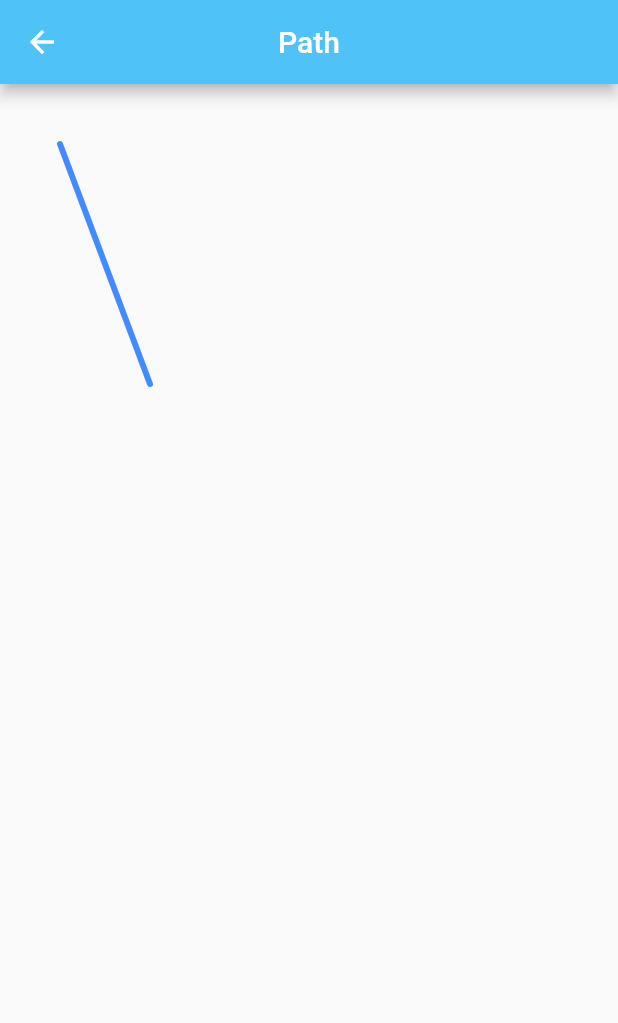
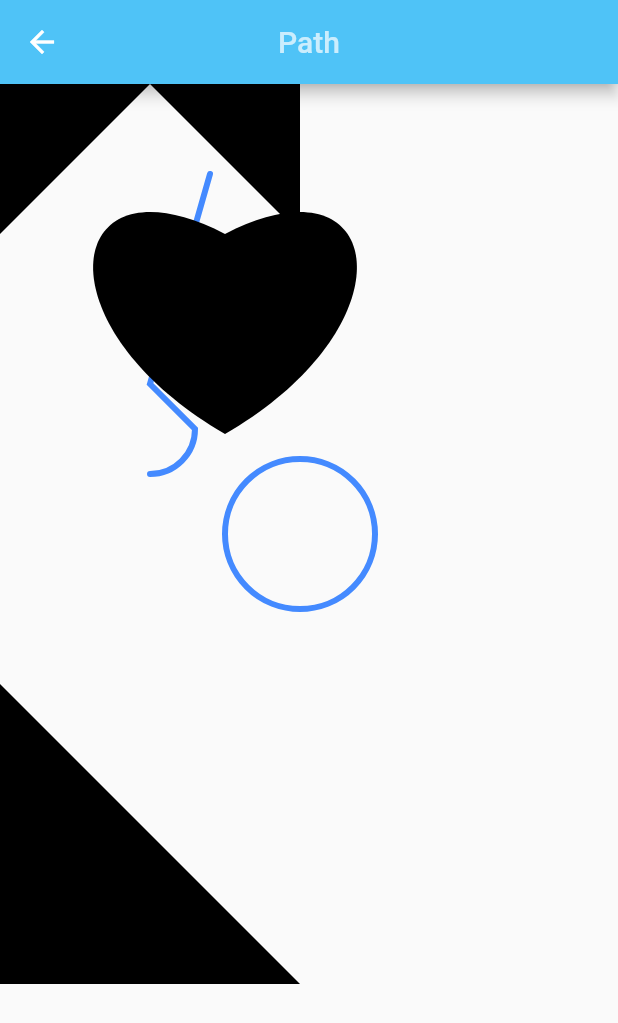
Before and after one commit to Yothon/YFlutter, a Flutter app: the ViewPage screen opened directly, after a tap on "Path", on a phone screen of 412 x 824 dp. Shown: the top 1023 px of the screen. Run offline on Flutter 3.47's test engine with Material 2 defaults, Android fonts, the phone set to English and light mode, and no system bars; our stand-ins replace dio, shared_preferences, sqflite; accounts and stored records are empty; network calls fail.

Commit message:
branch1 commit

```diff
--- a/lib/DrawLinePage.dart
+++ b/lib/DrawLinePage.dart
@@ -1,62 +1,146 @@
+import 'dart:async';
+
 import 'package:flutter/material.dart';
 import 'package:flutter/widgets.dart';
+import 'package:flutter/rendering.dart' as ui;
+import 'package:flutter/services.dart' as ui;
+import 'package:flutter/widgets.dart' as ui;
+import 'package:flutter/material.dart' as ui;
+import 'package:flutter/painting.dart' as ui;
+import 'dart:ui' as flutterui;
 
-class DrawLinePage extends StatelessWidget{
-
+class DrawLinePage extends StatelessWidget {
   @override
   Widget build(BuildContext context) {
-    // TODO: implement build
     return Scaffold(
       appBar: AppBar(
-        title: Text("Path",style: TextStyle(color: Colors.white),),
+        title: Text(
+          "Path",
+          style: TextStyle(color: Colors.white70),
+        ),
         centerTitle: true,
         iconTheme: IconThemeData(color: Colors.white),
       ),
       body: DrawLineState(),
     );
   }
-
 }
 
-class DrawLineState extends StatefulWidget{
+class DrawLineState extends StatefulWidget {
   @override
   State<StatefulWidget> createState() {
     return DrawLineItem();
   }
-
 }
 
-class DrawLineItem extends State<DrawLineState>{
+class DrawLineItem extends State<DrawLineState> {
+  var image;
+  @override
+  void initState() {
+    super.initState();
+    ImageLoader.load("images/bg.jpg").then((image){
+      setState(() {
+        this.image =image;
+      });
+    });
+  }
 
   @override
   Widget build(BuildContext context) {
-    return Container(
-      child: CustomPaint(painter: DrawLineView())
-    );
+    return Container(child: CustomPaint(painter: DrawLineView(image)));
   }
-
 }
 
+class DrawLineView extends CustomPainter {
+  var image;
 
-class DrawLineView extends CustomPainter{
+  DrawLineView(this.image);
+
   Paint _paint = Paint()
     ..isAntiAlias = true
     ..strokeWidth = 4.0
     ..style = PaintingStyle.stroke
-    ..color = Colors.blueAccent
-    ..strokeCap = StrokeCap.round;
+    ..strokeCap = StrokeCap.round
+    ..color = Colors.blueAccent;
+
+    Paint _paint2 = Paint()
+    ..isAntiAlias = true
+    ..strokeWidth = 4.0
+    ..style = PaintingStyle.fill
+    ..strokeCap = StrokeCap.round
+    ..color = Colors.black;
 
   @override
   void paint(Canvas canvas, Size size) {
     Path path = Path();
-    path.moveTo(40, 40);
+    path.moveTo(140, 40);
+    path.relativeMoveTo(0, 20);
     path.lineTo(100, 200);
+    path.relativeLineTo(30, 30);
+    Rect rect = Rect.fromCircle(
+        center: Offset(path.getBounds().left, path.getBounds().bottom),
+        radius: 30);
+    path.arcTo(rect, 0, 3.1415926 / 2, false);
     canvas.drawPath(path, _paint);
+    Path path3 =Path();
+    var width = 300;
+    var height = 400;
+    path3.moveTo(width / 2, height / 4);
+    path3.cubicTo((width * 6) / 7, height / 9, (width * 12) / 13,
+        (height * 2) / 5, width / 2, (height * 7) / 12);
+    canvas.drawPath(path3, _paint2);
+    Path path2 = Path();
+    path2.moveTo(width / 2, height / 4);
+    path2.cubicTo(width / 7, height / 9, width / 13, (height * 2) / 5,
+        width / 2, (height * 7) / 12);
+    canvas.drawPath(path2, _paint2);
+
+    Path path4 =Path();
+    path4.lineTo(100, 0);
+    path4.lineTo(0, 100);
+    path4.close();
+    canvas.drawPath(path4, _paint2);
+    Path path5 =Path();
+    path5.moveTo(200,0);
+    path5.lineTo(200, 100);
+    path5.lineTo(100, 0);
+    path5.close();
+    canvas.drawPath(path5, _paint2);
+    Path path6 =Path();
+    path6.moveTo(0, 400);
+    path6.lineTo(0, 600);
+    path6.lineTo(200, 600);
+    path6.close();
+    canvas.drawPath(path6, _paint2);
+    Path path7 =Path();
+    path7.arcTo(Rect.fromCircle(center:Offset(200, 300),radius: 50), 0, 3.1415926*2, false);
+    canvas.drawPath(path7, _paint);
+    // canvas.drawImage(image, Offset(100, 100), _paint);
+
   }
 
   @override
   bool shouldRepaint(CustomPainter oldDelegate) {
     return false;
   }
+}
 
+
+class ImageLoader{
+  static ui.AssetBundle getAssetBundle() => (ui.rootBundle != null)
+      ? ui.rootBundle
+      : new ui.NetworkAssetBundle(new Uri.directory(Uri.base.origin));
+  static Future<flutterui.Image> load(String url) async {
+    ui.ImageStream stream = new ui.AssetImage(url, bundle: getAssetBundle())
+        .resolve(ui.ImageConfiguration.empty);
+    Completer<flutterui.Image> completer = new Completer<flutterui.Image>();
+    void listener(ui.ImageInfo frame, bool synchronousCall) {
+      final flutterui.Image image = frame.image;
+      completer.complete(image);
+      stream.removeListener(listener);
+    }
+
+    stream.addListener(listener);
+    return completer.future;
+  }
 }
--- a/lib/ViewPage.dart
+++ b/lib/ViewPage.dart
@@ -3,21 +3,23 @@ import 'dart:ui';
 import 'package:flutter/material.dart';
 import 'package:flutter/widgets.dart';
 import 'package:flutter_app/DrawLinePage.dart';
+import 'package:flutter_app/LabelPage.dart';
 
 class ViewPage extends StatelessWidget {
-
   @override
   Widget build(BuildContext context) {
     return Scaffold(
       appBar: AppBar(
-        title: Text("View", style: TextStyle(color: Colors.white),),
+        title: Text(
+          "View",
+          style: TextStyle(color: Colors.white),
+        ),
         centerTitle: true,
         iconTheme: IconThemeData(color: Colors.white),
       ),
       body: ViewState(),
     );
   }
-
 }
 
 class ViewState extends StatefulWidget {
@@ -25,11 +27,9 @@ class ViewState extends StatefulWidget {
   State<StatefulWidget> createState() {
     return ViewItem();
   }
-
 }
 
 class ViewItem extends State<ViewState> {
-
   @override
   Widget build(BuildContext context) {
     return Stack(
@@ -38,18 +38,29 @@ class ViewItem extends State<ViewState> {
           margin: EdgeInsets.all(40),
           child: CustomPaint(painter: MyView()),
         ),
-        RaisedButton(onPressed: () {
-          Navigator.of(context).push(
-              MaterialPageRoute(builder: (context) => DrawLinePage()));
-        }, child: Text("Path"),)
+        RaisedButton(
+          onPressed: () {
+            Navigator.of(context)
+                .push(MaterialPageRoute(builder: (context) => DrawLinePage()));
+          },
+          child: Text("Path"),
+        ),
+        Container(
+          margin: EdgeInsets.only(top: 50),
+          child: RaisedButton(
+            child: Text("label"),
+            onPressed: () {
+              Navigator.of(context)
+                  .push(MaterialPageRoute(builder: (context) => LabelPage()));
+            },
+          ),
+        )
       ],
     );
   }
-
 }
 
 class MyView extends CustomPainter {
-
   Paint _paint = Paint()
     ..color = Colors.blueAccent
     ..strokeCap = StrokeCap.round
@@ -64,7 +75,7 @@ class MyView extends CustomPainter {
     ..isAntiAlias = true
     ..strokeWidth = 5.0;
 
-  double PI = 3.1415926;
+  double pi = 3.1415926;
 
   @override
   void paint(Canvas canvas, Size size) {
@@ -73,7 +84,9 @@ class MyView extends CustomPainter {
     canvas.drawLine(Offset(30, -30), Offset(30, 30), _paint);
     canvas.drawLine(Offset(30, 30), Offset(-30, 30), _paint);
     canvas.drawLine(Offset(-30, 30), Offset(-30, -30), _paint);
-    canvas.drawPoints(PointMode.points, [
+    canvas.drawPoints(
+        PointMode.points,
+        [
           Offset(20, 20),
           Offset(100.0, 100.0),
           Offset(100.0, 200.0),
@@ -81,13 +94,14 @@ class MyView extends CustomPainter {
           Offset(200.0, 100.0),
           Offset(280.0, 20.0),
           Offset(20, 20),
-    ], _paint);
+        ],
+        _paint);
     canvas.drawOval(Rect.fromLTRB(40, 260, 200, 340), _paint);
     canvas.drawOval(Rect.fromPoints(Offset(140, 100), Offset(100, 80)), _paint);
     canvas.drawCircle(Offset(150, 100), 40, _paint);
     canvas.drawOval(Rect.fromLTWH(0, 360, 300, 100), _paint);
     Rect rect = Rect.fromPoints(Offset(40, 40), Offset(200, 200));
-    canvas.drawArc(rect, 0, PI / 6, false, _redPaint);
+    canvas.drawArc(rect, 0, pi / 6, false, _redPaint);
     Rect rect2 = Rect.fromCircle(center: Offset(100, 100), radius: 60);
     RRect rRect = RRect.fromRectAndRadius(rect2, Radius.circular(60));
     canvas.drawRRect(rRect, _redPaint);
@@ -97,5 +111,4 @@ class MyView extends CustomPainter {
   bool shouldRepaint(CustomPainter oldDelegate) {
     return false;
   }
-
 }
```
Also changed, not shown: 1 other file. Lines whose indentation alone changed are shown as unchanged.
